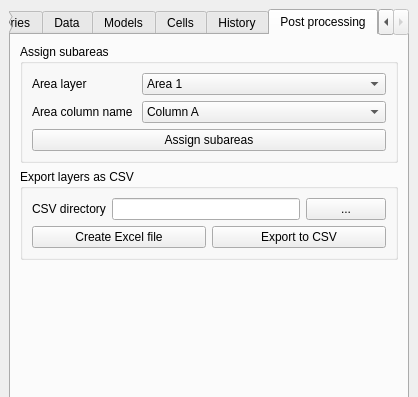
Before: the Qt Designer form OS2DamageCost/OS2DamageCost_dockwidget_base.ui in Skadesokonomi/Udvikling, drawn with Qt 5; both pictures show x 0 to 418 and y 0 to 397 of the 418 by 967 pixel window.
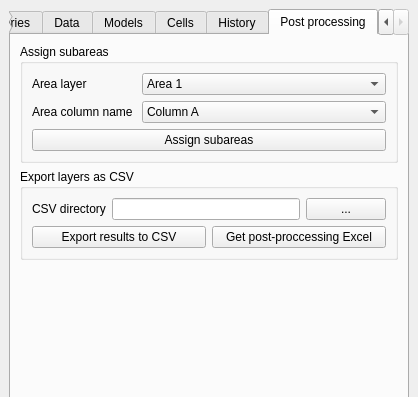
After: the same form once the commit is applied. The open tabs and pages were chosen to show the change.

Commit message: Skift af excel regneark + update button s

Diff of the .ui file:
```diff
--- a/OS2DamageCost/OS2DamageCost_dockwidget_base.ui
+++ b/OS2DamageCost/OS2DamageCost_dockwidget_base.ui
@@ -855,7 +855,7 @@
            <item>
             <layout class="QHBoxLayout" name="horizontalLayout_14">
              <item>
-              <widget class="QPushButton" name="pbCreateExcel">
+              <widget class="QPushButton" name="pbCSVExport">
                <property name="sizePolicy">
                 <sizepolicy hsizetype="Minimum" vsizetype="Fixed">
                  <horstretch>4</horstretch>
@@ -863,12 +863,12 @@
                 </sizepolicy>
                </property>
                <property name="text">
-                <string>Create Excel file</string>
+                <string>Export results to CSV</string>
                </property>
               </widget>
              </item>
              <item>
-              <widget class="QPushButton" name="pbCSVExport">
+              <widget class="QPushButton" name="pbCreateExcel">
                <property name="sizePolicy">
                 <sizepolicy hsizetype="Minimum" vsizetype="Fixed">
                  <horstretch>4</horstretch>
@@ -876,7 +876,7 @@
                 </sizepolicy>
                </property>
                <property name="text">
-                <string>Export to CSV</string>
+                <string>Get post-proccessing Excel</string>
                </property>
               </widget>
              </item>
```
Left out of the diff: 9 changed lines with no effect on the pictures. The commit also changes 4 other files.
